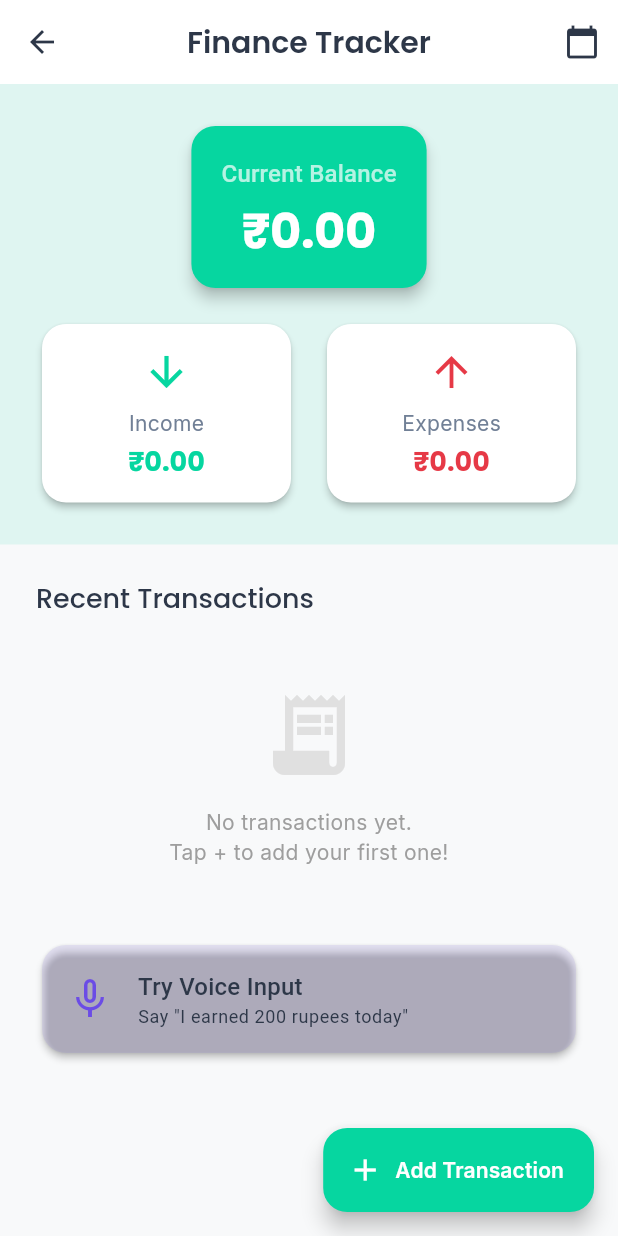
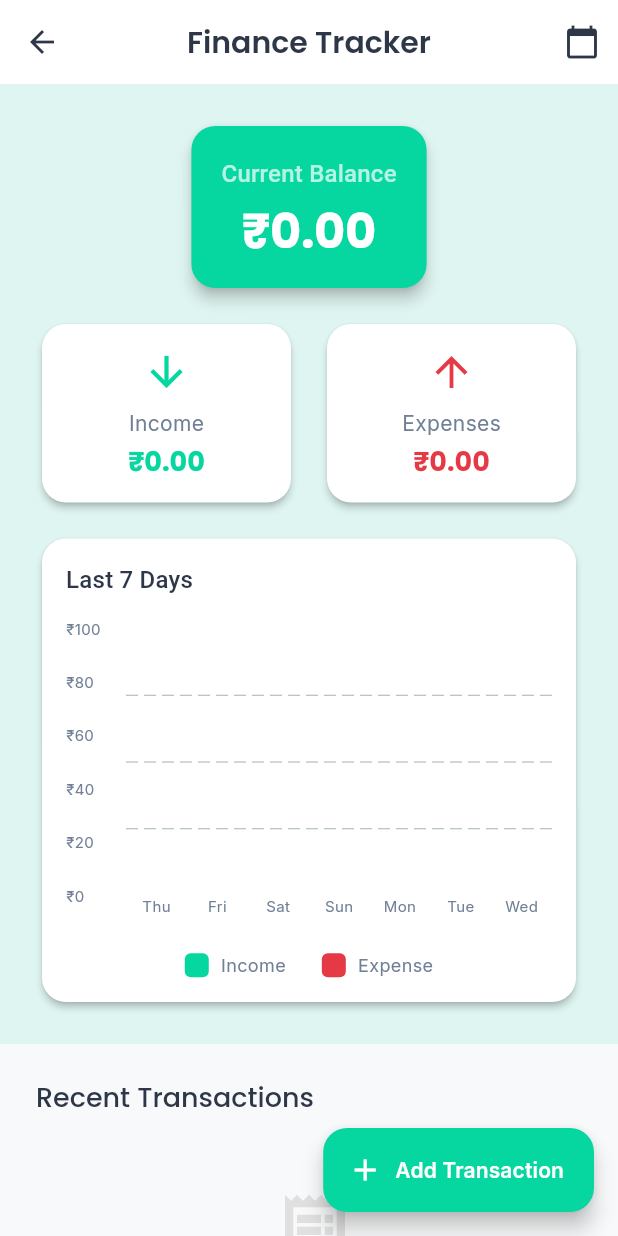
Before and after one commit to vibha1019/sakhi_app, a Flutter app: the FinanceTrackerScreen screen opened by its route, on a phone screen of 412 x 824 dp. Run offline on Flutter 3.47's test engine with Material 3 defaults, Android fonts, the phone set to English and light mode, and no system bars; drawn by our look-alikes of fl_chart; our stand-ins replace cloud_firestore, firebase_auth, firebase_core, flutter_dotenv, google_fonts, shared_preferences and 1 more; accounts and stored records are empty.

Commit message:
chart rendering for finance tracker

```diff
--- a/lib/screens/finance/finance_tracker_screen.dart
+++ b/lib/screens/finance/finance_tracker_screen.dart
@@ -3,6 +3,7 @@ import 'package:speech_to_text/speech_to_text.dart' as stt;
 import '../../services/voice_transaction_parser.dart';
 import '../../models/transaction.dart';
 import '../../services/firestore_service.dart';
+import 'income_expense_chart.dart';
 
 class FinanceTrackerScreen extends StatefulWidget {
   const FinanceTrackerScreen({super.key});
@@ -22,12 +23,12 @@ class _FinanceTrackerScreenState extends State<FinanceTrackerScreen> {
     super.initState();
     _speech = stt.SpeechToText();
   }
+
   @override
   void dispose() {
     _voiceTextNotifier.dispose();
     super.dispose();
   }
-
 
   @override
   Widget build(BuildContext context) {
@@ -70,7 +71,7 @@ class _FinanceTrackerScreenState extends State<FinanceTrackerScreen> {
           return SingleChildScrollView(
             child: Column(
               children: [
-                // Summary Cards
+                // ── Summary Section ──────────────────────────────────
                 Container(
                   padding: const EdgeInsets.all(24),
                   decoration: BoxDecoration(
@@ -88,14 +89,18 @@ class _FinanceTrackerScreenState extends State<FinanceTrackerScreen> {
                             children: [
                               Text(
                                 'Current Balance',
-                                style: Theme.of(context).textTheme.titleMedium?.copyWith(
-                                      color: Colors.white70,
-                                    ),
+                                style: Theme.of(context)
+                                    .textTheme
+                                    .titleMedium
+                                    ?.copyWith(color: Colors.white70),
                               ),
                               const SizedBox(height: 8),
                               Text(
                                 '₹${balance.toStringAsFixed(2)}',
-                                style: Theme.of(context).textTheme.displayLarge?.copyWith(
+                                style: Theme.of(context)
+                                    .textTheme
+                                    .displayLarge
+                                    ?.copyWith(
                                       color: Colors.white,
                                       fontWeight: FontWeight.bold,
                                     ),
@@ -106,7 +111,7 @@ class _FinanceTrackerScreenState extends State<FinanceTrackerScreen> {
                       ),
                       const SizedBox(height: 16),
 
-                      // Income & Expense Cards
+                      // Income & Expense Row
                       Row(
                         children: [
                           Expanded(
@@ -119,11 +124,16 @@ class _FinanceTrackerScreenState extends State<FinanceTrackerScreen> {
                                         color: Color(0xFF06D6A0), size: 32),
                                     const SizedBox(height: 8),
                                     Text('Income',
-                                        style: Theme.of(context).textTheme.bodyMedium),
+                                        style: Theme.of(context)
+                                            .textTheme
+                                            .bodyMedium),
                                     const SizedBox(height: 4),
                                     Text(
                                       '₹${totalIncome.toStringAsFixed(2)}',
-                                      style: Theme.of(context).textTheme.titleLarge?.copyWith(
+                                      style: Theme.of(context)
+                                          .textTheme
+                                          .titleLarge
+                                          ?.copyWith(
                                             color: const Color(0xFF06D6A0),
                                             fontWeight: FontWeight.bold,
                                           ),
@@ -144,11 +154,16 @@ class _FinanceTrackerScreenState extends State<FinanceTrackerScreen> {
                                         color: Color(0xFFE63946), size: 32),
                                     const SizedBox(height: 8),
                                     Text('Expenses',
-                                        style: Theme.of(context).textTheme.bodyMedium),
+                                        style: Theme.of(context)
+                                            .textTheme
+                                            .bodyMedium),
                                     const SizedBox(height: 4),
                                     Text(
                                       '₹${totalExpense.toStringAsFixed(2)}',
-                                      style: Theme.of(context).textTheme.titleLarge?.copyWith(
+                                      style: Theme.of(context)
+                                          .textTheme
+                                          .titleLarge
+                                          ?.copyWith(
                                             color: const Color(0xFFE63946),
                                             fontWeight: FontWeight.bold,
                                           ),
@@ -160,11 +175,15 @@ class _FinanceTrackerScreenState extends State<FinanceTrackerScreen> {
                           ),
                         ],
                       ),
+                      const SizedBox(height: 16),
+
+                      // ✅ Chart — outside Row, full width, no unbounded constraints
+                      IncomeExpenseChart(transactions: transactions),
                     ],
                   ),
                 ),
 
-                // Transactions List
+                // ── Transactions List ─────────────────────────────────
                 Padding(
                   padding: const EdgeInsets.all(24),
                   child: Column(
@@ -195,18 +214,17 @@ class _FinanceTrackerScreenState extends State<FinanceTrackerScreen> {
                           ),
                         ),
 
-                      // Transaction Items
                       ...transactions.map((transaction) {
                         return _TransactionItem(
                           transaction: transaction,
-                          onDelete: () =>
-                              _firestoreService.deleteTransaction(transaction.id!),
+                          onDelete: () => _firestoreService
+                              .deleteTransaction(transaction.id!),
                         );
                       }),
 
                       const SizedBox(height: 16),
 
-                      // Voice Input Button (placeholder for now)
+                      // Voice Input Card
                       Card(
                         color: _isListening
                             ? const Color(0xFFFF6B9D).withOpacity(0.2)
@@ -218,7 +236,9 @@ class _FinanceTrackerScreenState extends State<FinanceTrackerScreen> {
                             child: Row(
                               children: [
                                 Icon(
-                                  _isListening ? Icons.mic : Icons.mic_none,
+                                  _isListening
+                                      ? Icons.mic
+                                      : Icons.mic_none,
                                   color: _isListening
                                       ? const Color(0xFFFF6B9D)
                                       : const Color(0xFF6B4CE6),
@@ -227,36 +247,42 @@ class _FinanceTrackerScreenState extends State<FinanceTrackerScreen> {
                                 const SizedBox(width: 16),
                                 Expanded(
                                   child: Column(
-                                    crossAxisAlignment: CrossAxisAlignment.start,
+                                    crossAxisAlignment:
+                                        CrossAxisAlignment.start,
                                     children: [
                                       Text(
                                         _isListening
                                             ? 'Listening...'
                                             : 'Try Voice Input',
-                                        style: Theme.of(context).textTheme.titleMedium,
+                                        style: Theme.of(context)
+                                            .textTheme
+                                            .titleMedium,
                                       ),
                                       ValueListenableBuilder<String>(
                                         valueListenable: _voiceTextNotifier,
                                         builder: (context, voiceText, _) {
                                           return Text(
                                             _isListening
-                                                  ? voiceText.isNotEmpty ? voiceText : 'Say something...'
+                                                ? voiceText.isNotEmpty
+                                                    ? voiceText
+                                                    : 'Say something...'
                                                 : 'Say "I earned 200 rupees today"',
-                                              style: Theme.of(context).textTheme.bodySmall,
+                                            style: Theme.of(context)
+                                                .textTheme
+                                                .bodySmall,
                                           );
                                         },
                                       ),
-
                                     ],
                                   ),
                                 ),
                                 if (_isListening)
-                                  SizedBox(
+                                  const SizedBox(
                                     width: 20,
                                     height: 20,
                                     child: CircularProgressIndicator(
                                       strokeWidth: 2,
-                                      color: const Color(0xFFFF6B9D),
+                                      color: Color(0xFFFF6B9D),
                                     ),
                                   ),
                               ],
@@ -295,7 +321,6 @@ class _FinanceTrackerScreenState extends State<FinanceTrackerScreen> {
           content: Column(
             mainAxisSize: MainAxisSize.min,
             children: [
-              // Income / Expense Toggle
               Row(
                 children: [
                   Expanded(
@@ -352,8 +377,6 @@ class _FinanceTrackerScreenState extends State<FinanceTrackerScreen> {
                 ],
               ),
               const SizedBox(height: 16),
-
-              // Amount Field
               TextField(
                 controller: amountController,
                 keyboardType: TextInputType.number,
@@ -364,8 +387,6 @@ class _FinanceTrackerScreenState extends State<FinanceTrackerScreen> {
                 ),
               ),
               const SizedBox(height: 12),
-
-              // Description Field
               TextField(
                 controller: descriptionController,
                 decoration: const InputDecoration(
@@ -389,18 +410,24 @@ class _FinanceTrackerScreenState extends State<FinanceTrackerScreen> {
               onPressed: isLoading
                   ? null
                   : () async {
-                      final amount = double.tryParse(amountController.text.trim());
-                      final description = descriptionController.text.trim();
+                      final amount = double.tryParse(
+                          amountController.text.trim());
+                      final description =
+                          descriptionController.text.trim();
 
                       if (amount == null || amount <= 0) {
                         ScaffoldMessenger.of(context).showSnackBar(
-                          const SnackBar(content: Text('Please enter a valid amount')),
+                          const SnackBar(
+                              content:
+                                  Text('Please enter a valid amount')),
                         );
                         return;
                       }
                       if (description.isEmpty) {
                         ScaffoldMessenger.of(context).showSnackBar(
-                          const SnackBar(content: Text('Please enter a description')),
+                          const SnackBar(
+                              content:
+                                  Text('Please enter a description')),
                         );
                         return;
                       }
@@ -425,18 +452,21 @@ class _FinanceTrackerScreenState extends State<FinanceTrackerScreen> {
                       child: CircularProgressIndicator(
                           color: Colors.white, strokeWidth: 2),
                     )
-                  : const Text('Save', style: TextStyle(color: Colors.white)),
+                  : const Text('Save',
+                      style: TextStyle(color: Colors.white)),
             ),
           ],
         ),
       ),
     );
   }
+
   void _startVoiceInput() async {
     if (!_isListening) {
       bool available = await _speech.initialize(
         onStatus: (status) async {
-        if (status == 'done' && _voiceTextNotifier.value.isNotEmpty) {
+          if (status == 'done' &&
+              _voiceTextNotifier.value.isNotEmpty) {
             if (mounted) setState(() => _isListening = false);
             await _processVoiceInput(_voiceTextNotifier.value);
           }
@@ -454,17 +484,16 @@ void _startVoiceInput() async {
           _isListening = true;
           _voiceTextNotifier.value = '';
         });
-
         _speech.listen(
           onResult: (result) {
-          // No setState here — just update the notifier
             _voiceTextNotifier.value = result.recognizedWords;
           },
           localeId: 'en-US',
         );
       } else {
         ScaffoldMessenger.of(context).showSnackBar(
-        const SnackBar(content: Text('Speech recognition not available')),
+          const SnackBar(
+              content: Text('Speech recognition not available')),
         );
       }
     } else {
@@ -472,6 +501,7 @@ void _startVoiceInput() async {
       _speech.stop();
     }
   }
+
   Future<void> _processVoiceInput(String voiceText) async {
     try {
       ScaffoldMessenger.of(context).showSnackBar(
@@ -481,14 +511,17 @@ Future<void> _processVoiceInput(String voiceText) async {
       final parser = VoiceTransactionParser();
       final result = await parser.parseVoiceInput(voiceText);
 
-    if (result['success']) {
+      // ✅ null-safe checks before using result values
+      if (result['success'] == true &&
+          result['amount'] != null &&
+          result['description'] != null) {
         await _firestoreService.addTransaction(
           Transaction(
             type: result['type'] == 'income'
                 ? TransactionType.income
                 : TransactionType.expense,
-          amount: result['amount'],
-          description: result['description'],
+            amount: (result['amount'] as num).toDouble(),
+            description: result['description'] as String,
             date: DateTime.now(),
           ),
         );
@@ -500,6 +533,14 @@ Future<void> _processVoiceInput(String voiceText) async {
                 '✓ Added: ${result['description']} - ₹${result['amount']}',
               ),
               backgroundColor: const Color(0xFF06D6A0),
+            ),
+          );
+        }
+      } else {
+        if (mounted) {
+          ScaffoldMessenger.of(context).showSnackBar(
+            const SnackBar(
+              content: Text('Could not understand. Please try again.'),
             ),
           );
         }
@@ -518,12 +559,14 @@ class _TransactionItem extends StatelessWidget {
   final Transaction transaction;
   final VoidCallback onDelete;
 
-  const _TransactionItem({required this.transaction, required this.onDelete});
+  const _TransactionItem(
+      {required this.transaction, required this.onDelete});
 
   @override
   Widget build(BuildContext context) {
     final isIncome = transaction.type == TransactionType.income;
-    final color = isIncome ? const Color(0xFF06D6A0) : const Color(0xFFE63946);
+    final color =
+        isIncome ? const Color(0xFF06D6A0) : const Color(0xFFE63946);
 
     return Card(
       margin: const EdgeInsets.only(bottom: 12),
@@ -554,9 +597,9 @@ class _TransactionItem extends StatelessWidget {
                 fontSize: 16,
               ),
             ),
-            // Swipe or long press to delete
             IconButton(
-              icon: Icon(Icons.delete_outline, color: Colors.grey[400], size: 20),
+              icon: Icon(Icons.delete_outline,
+                  color: Colors.grey[400], size: 20),
               onPressed: onDelete,
             ),
           ],
@@ -568,7 +611,9 @@ class _TransactionItem extends StatelessWidget {
   String _formatDate(DateTime date) {
     final now = DateTime.now();
     final difference = now.difference(date);
-    if (difference.inHours < 1) return '${difference.inMinutes} minutes ago';
+    if (difference.inHours < 1) {
+      return '${difference.inMinutes} minutes ago';
+    }
     if (difference.inHours < 24) return '${difference.inHours} hours ago';
     if (difference.inDays < 7) return '${difference.inDays} days ago';
     return '${date.day}/${date.month}/${date.year}';
--- /dev/null
+++ b/lib/screens/finance/income_expense_chart.dart
@@ -0,0 +1,180 @@
+import 'package:flutter/material.dart';
+import 'package:fl_chart/fl_chart.dart';
+import '../../models/transaction.dart';
+
+class IncomeExpenseChart extends StatelessWidget {
+  final List<Transaction> transactions;
+
+  const IncomeExpenseChart({super.key, required this.transactions});
+
+  @override
+  Widget build(BuildContext context) {
+    final Map<int, double> incomeByDay = {};
+    final Map<int, double> expenseByDay = {};
+
+    final now = DateTime.now();
+
+    for (int i = 6; i >= 0; i--) {
+      incomeByDay[i] = 0;
+      expenseByDay[i] = 0;
+    }
+
+    for (var transaction in transactions) {
+      final diff = now.difference(transaction.date).inDays;
+      if (diff < 7) {
+        final index = 6 - diff;
+        if (transaction.type == TransactionType.income) {
+          incomeByDay[index] = (incomeByDay[index] ?? 0) + transaction.amount;
+        } else {
+          expenseByDay[index] =
+              (expenseByDay[index] ?? 0) + transaction.amount;
+        }
+      }
+    }
+
+    final maxY = _getMaxY(incomeByDay, expenseByDay);
+
+    return Card(
+      child: Padding(
+        padding: const EdgeInsets.all(16),
+        child: Column(
+          crossAxisAlignment: CrossAxisAlignment.start,
+          children: [
+            Text(
+              'Last 7 Days',
+              style: Theme.of(context).textTheme.titleMedium,
+            ),
+            const SizedBox(height: 20),
+            SizedBox(
+              height: 200,
+              child: BarChart(
+                BarChartData(
+                  alignment: BarChartAlignment.spaceAround,
+                  maxY: maxY,
+                  barTouchData: BarTouchData(enabled: false),
+                  titlesData: FlTitlesData(
+                    show: true,
+                    bottomTitles: AxisTitles(
+                      sideTitles: SideTitles(
+                        showTitles: true,
+                        getTitlesWidget: (value, meta) {
+                          final index = value.toInt();
+                          if (index >= 0 && index < 7) {
+                            final day =
+                                now.subtract(Duration(days: 6 - index));
+                            const dayNames = [
+                              'Mon', 'Tue', 'Wed', 'Thu', 'Fri', 'Sat', 'Sun'
+                            ];
+                            return Text(
+                              dayNames[(day.weekday - 1) % 7],
+                              style: const TextStyle(fontSize: 10),
+                            );
+                          }
+                          return const Text('');
+                        },
+                      ),
+                    ),
+                    leftTitles: AxisTitles(
+                      sideTitles: SideTitles(
+                        showTitles: true,
+                        reservedSize: 40,
+                        getTitlesWidget: (value, meta) {
+                          return Text(
+                            '₹${value.toInt()}',
+                            style: const TextStyle(fontSize: 10),
+                          );
+                        },
+                      ),
+                    ),
+                    topTitles: AxisTitles(
+                        sideTitles: SideTitles(showTitles: false)),
+                    rightTitles: AxisTitles(
+                        sideTitles: SideTitles(showTitles: false)),
+                  ),
+                  gridData: FlGridData(
+                    show: true,
+                    drawVerticalLine: false,
+                    // ✅ safe interval — never 0
+                    horizontalInterval: maxY > 0 ? maxY / 4 : 25,
+                  ),
+                  borderData: FlBorderData(show: false),
+                  barGroups: List.generate(7, (index) {
+                    return BarChartGroupData(
+                      x: index,
+                      barRods: [
+                        BarChartRodData(
+                          toY: incomeByDay[index] ?? 0,
+                          color: const Color(0xFF06D6A0),
+                          width: 12,
+                          borderRadius: const BorderRadius.only(
+                            topLeft: Radius.circular(4),
+                            topRight: Radius.circular(4),
+                          ),
+                        ),
+                        BarChartRodData(
+                          toY: expenseByDay[index] ?? 0,
+                          color: const Color(0xFFE63946),
+                          width: 12,
+                          borderRadius: const BorderRadius.only(
+                            topLeft: Radius.circular(4),
+                            topRight: Radius.circular(4),
+                          ),
+                        ),
+                      ],
+                    );
+                  }),
+                ),
+              ),
+            ),
+            const SizedBox(height: 16),
+            Row(
+              mainAxisAlignment: MainAxisAlignment.center,
+              children: [
+                _ChartLegend(color: const Color(0xFF06D6A0), label: 'Income'),
+                const SizedBox(width: 24),
+                _ChartLegend(
+                    color: const Color(0xFFE63946), label: 'Expense'),
+              ],
+            ),
+          ],
+        ),
+      ),
+    );
+  }
+
+  double _getMaxY(Map<int, double> income, Map<int, double> expense) {
+    double max = 0;
+    income.forEach((_, value) {
+      if (value > max) max = value;
+    });
+    expense.forEach((_, value) {
+      if (value > max) max = value;
+    });
+    return max > 0 ? max * 1.2 : 100;
+  }
+}
+
+class _ChartLegend extends StatelessWidget {
+  final Color color;
+  final String label;
+
+  const _ChartLegend({required this.color, required this.label});
+
+  @override
+  Widget build(BuildContext context) {
+    return Row(
+      children: [
+        Container(
+          width: 16,
+          height: 16,
+          decoration: BoxDecoration(
+            color: color,
+            borderRadius: BorderRadius.circular(4),
+          ),
+        ),
+        const SizedBox(width: 8),
+        Text(label, style: const TextStyle(fontSize: 12)),
+      ],
+    );
+  }
+}
--- a/pubspec.yaml
+++ b/pubspec.yaml
@@ -9,6 +9,7 @@ dependencies:
   flutter:
     sdk: flutter
   url_launcher: ^6.3.1  # Add this
+
 
   # API & Networking (Kept only one version)
   http: ^1.2.1
```
Also changed, not shown: lib/screens/finance/finance_summary_screen.dart (deleted). Lines whose indentation alone changed are shown as unchanged.
